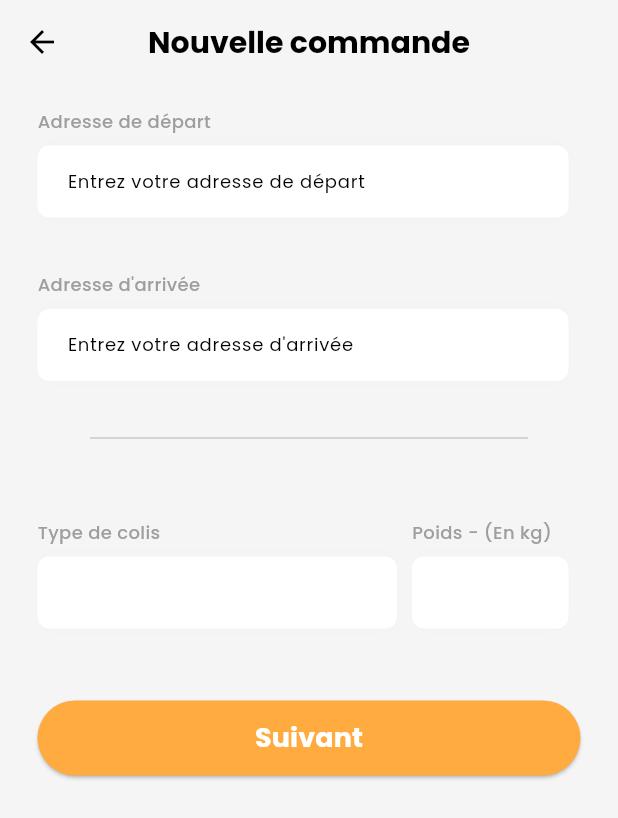
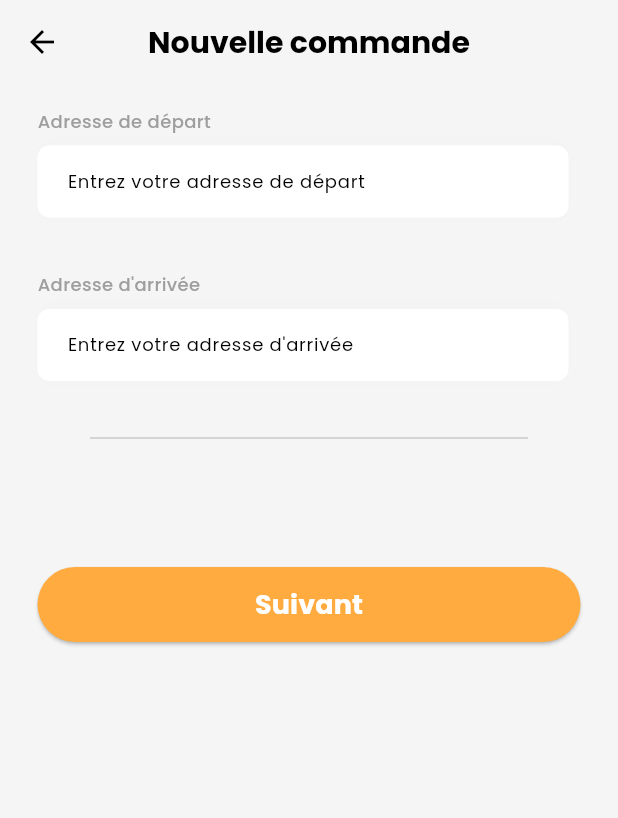
Before and after one commit to frwk/challenge_delivery_flutter, a Flutter app: the OrderSummaryScreen screen opened directly with empty values, after a tap on "Annuler", after a tap on the "add" icon, on a phone screen of 412 x 824 dp. Shown: the top 818 px of the screen. Run offline on Flutter 3.47's test engine with Material 3 defaults, Android fonts, the phone set to English and light mode, and no system bars; drawn by our look-alikes of flutter_form_builder; our stand-ins replace bloc, firebase_core, firebase_messaging, flutter_bloc, flutter_dotenv, flutter_local_notifications and 5 more; missing offline and left inert: android_intent_plus; accounts and stored records are empty; Roboto replaces fonts that are missing (Poppins).

Commit message:
feat(order): Adding constraint on address field Removing package_type and package_weight fields

```diff
--- a/lib/bloc/order/order_bloc.dart
+++ b/lib/bloc/order/order_bloc.dart
@@ -21,8 +21,7 @@ class OrderBloc extends Bloc<OrderEvent, OrderState> {
       final order = Order(
           pickupAddress: event.pickupAddress,
           dropoffAddress: event.dropoffAddress,
-          packageType: event.packageType,
-          packageWeight: event.packageWeight);
+      );
 
       await Future.delayed(const Duration(milliseconds: 850));
       emit(OrderAddressSuccessState(order));
@@ -35,7 +34,7 @@ class OrderBloc extends Bloc<OrderEvent, OrderState> {
     try {
       emit(OrderLoadingState());
       final order = await orderService.post(
-          event.order.pickupAddress, event.order.dropoffAddress, event.order.packageType, event.order.packageWeight, event.clientId);
+          event.order.pickupAddress, event.order.dropoffAddress, event.clientId);
       emit(OrderConfirmedState());
     } catch (e) {
       emit(OrderFailureState(e.toString()));
--- a/lib/bloc/order/order_event.dart
+++ b/lib/bloc/order/order_event.dart
@@ -6,10 +6,8 @@ abstract class OrderEvent {}
 class OrderAddressEvent extends OrderEvent {
   final String pickupAddress;
   final String dropoffAddress;
-  final String packageType;
-  final String packageWeight;
 
-  OrderAddressEvent(this.pickupAddress, this.dropoffAddress, this.packageType, this.packageWeight);
+  OrderAddressEvent(this.pickupAddress, this.dropoffAddress);
 }
 
 class OrderConfirmedEvent extends OrderEvent {
--- a/lib/models/order.dart
+++ b/lib/models/order.dart
@@ -1,20 +1,15 @@
 class Order {
   final String pickupAddress;
   final String dropoffAddress;
-  final String packageType;
-  final String packageWeight;
 
   const Order({
     required this.pickupAddress,
     required this.dropoffAddress,
-    required this.packageType,
-    required this.packageWeight,
   });
 
   factory Order.fromJson(Map<String, dynamic> json) => Order(
       // id: json["id"] ?? 0,
       pickupAddress: json["pickupAddress"] ?? '',
-      dropoffAddress: json["dropoffAddress"] ?? '',
-      packageType: json["packageType"] ?? '',
-      packageWeight: json["packageWeight"] ?? '');
+      dropoffAddress: json["dropoffAddress"] ?? ''
+  );
 }
--- a/lib/services/order/order_service.dart
+++ b/lib/services/order/order_service.dart
@@ -9,7 +9,7 @@ import 'dart:developer' as developer;
 import '../../models/order.dart';
 
 class OrderService {
-  Future<Order> post(String pickupAddress, String dropoffAddress, String packageType, String packageWeight, int clientId) async {
+  Future<Order> post(String pickupAddress, String dropoffAddress, int clientId) async {
     try {
       final cookie = await secureStorage.readCookie();
       developer.log('COOKIE: $cookie', name: 'COOKIE');
@@ -19,8 +19,6 @@ class OrderService {
         body: jsonEncode({
           'pickupAddress': pickupAddress,
           'dropoffAddress': dropoffAddress,
-          'packageType': packageType,
-          'packageWeight': packageWeight,
           'clientId': clientId,
         }),
       );
--- a/lib/views/order/create_order_screen.dart
+++ b/lib/views/order/create_order_screen.dart
@@ -141,6 +141,9 @@ class _CreateOrderScreenState extends State<CreateOrderScreen> {
                   predictions: departurePlacePredictions.map((e) => e.description!).toList(),
                   onTap: (prediction) => onPlaceSelected(prediction as AutocompletePrediction, 'departure'),
                   isOnChangedActive: isOnChangedActiveForPickupAddress,
+                  validators: [
+                    FormBuilderValidators.required(),
+                  ]
                 ),
                 const SizedBox(height: 20),
                 buildPredictionsList(departurePlacePredictions.cast<AutocompletePrediction>(), 'departure'),
@@ -155,6 +158,9 @@ class _CreateOrderScreenState extends State<CreateOrderScreen> {
                   predictions: arrivalPlacePredictions.map((e) => e.description!).toList(),
                   onTap: (prediction) => onPlaceSelected(prediction as AutocompletePrediction, 'arrival'),
                   isOnChangedActive: isOnChangedActiveForDropoffAddress,
+                  validators: [
+                    FormBuilderValidators.required(),
+                  ]
                 ),
                 const SizedBox(height: 30),
                 buildPredictionsList(arrivalPlacePredictions.cast<AutocompletePrediction>(), 'arrival'),
@@ -165,45 +171,6 @@ class _CreateOrderScreenState extends State<CreateOrderScreen> {
                   thickness: 1,
                 ),
                 const SizedBox(height: 30),
-                // Type de colis
-                Row(
-                  mainAxisAlignment: MainAxisAlignment.spaceAround,
-                  children: [
-                    Expanded(
-                      flex: 2,
-                      child: Container(
-                        margin: const EdgeInsets.only(left: 25.0, right: 2),
-                        child: InputComponent(
-                          label: 'Type de colis',
-                          labelSize: 12,
-                          labelColor: Colors.grey,
-                          placeholder: 'package_type',
-                          name: 'package_type',
-                          validators: [
-                            FormBuilderValidators.required(),
-                          ],
-                        ),
-                      ),
-                    ),
-                    Expanded(
-                      flex: 1,
-                      child: Container(
-                        margin: const EdgeInsets.only(right: 25.0),
-                        child: InputComponent(
-                          label: 'Poids - (En kg)',
-                          labelSize: 12,
-                          labelColor: Colors.grey,
-                          placeholder: 'package_weight',
-                          name: 'package_weight',
-                          validators: [
-                            FormBuilderValidators.required(),
-                            FormBuilderValidators.integer(),
-                          ],
-                        ),
-                      ),
-                    ),
-                  ],
-                ),
                 const SizedBox(height: 30),
                 Padding(
                   padding: const EdgeInsets.symmetric(horizontal: 25.0),
@@ -215,8 +182,6 @@ class _CreateOrderScreenState extends State<CreateOrderScreen> {
                                 orderBloc.add(OrderAddressEvent(
                                   _orderFormKey.currentState!.fields['departure']?.value,
                                   _orderFormKey.currentState!.fields['arrival']?.value,
-                                  _orderFormKey.currentState!.fields['package_type']?.value,
-                                  _orderFormKey.currentState!.fields['package_weight']?.value,
                                 ))
                               }
                           }),
@@ -253,6 +218,7 @@ class _CreateOrderScreenState extends State<CreateOrderScreen> {
     required Function(String) onTap,
     required bool isOnChangedActive,
     required bool displayPlaceholder,
+    required List<FormFieldValidator<String>>? validators,
   }) {
     return Container(
       margin: const EdgeInsets.symmetric(horizontal: 25.0),
@@ -269,6 +235,9 @@ class _CreateOrderScreenState extends State<CreateOrderScreen> {
         placeholder: placeholder,
         displayPlaceholder: displayPlaceholder,
         name: name,
+        validators: [
+          ...?validators
+        ],
       ),
     );
   }
--- a/lib/views/order/order_summary.dart
+++ b/lib/views/order/order_summary.dart
@@ -61,23 +61,7 @@ class _OrderSummaryScreenState extends State<OrderSummaryScreen> {
           const ArrowConnector(),
           const SizedBox(height: 5),
           OrderCard(title: 'Addresse d\'arrivée', address: order.dropoffAddress),
-          const SizedBox(height: 55),
-          const Text('Details du produit',
-              style: TextStyle(
-                fontSize: 16,
-                fontWeight: FontWeight.w600,
-              )),
           const SizedBox(height: 25),
-          MyCard(
-              width: double.infinity,
-              child: Column(
-                children: [
-                  Row(mainAxisAlignment: MainAxisAlignment.spaceAround, children: [
-                    Text('Nom : ${order.packageType}'),
-                    Text('Poids : ${order.packageWeight}'),
-                  ])
-                ],
-              )),
           Padding(
             padding: const EdgeInsets.symmetric(horizontal: 8.0, vertical: 8.0),
             child: Row(
```
